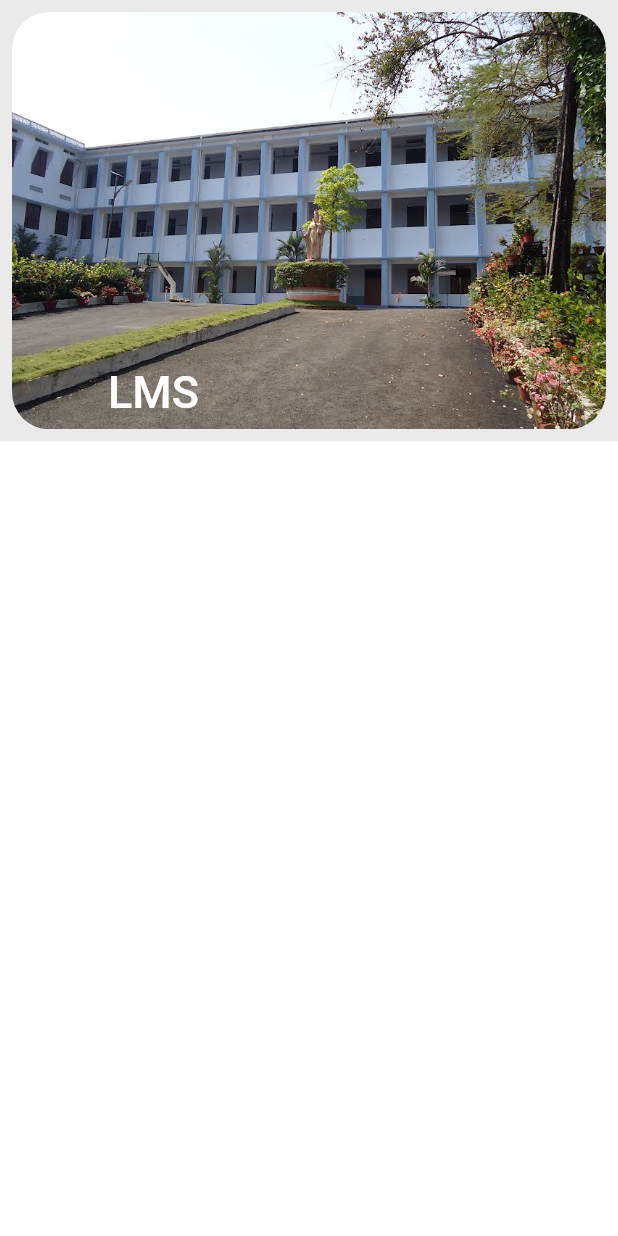
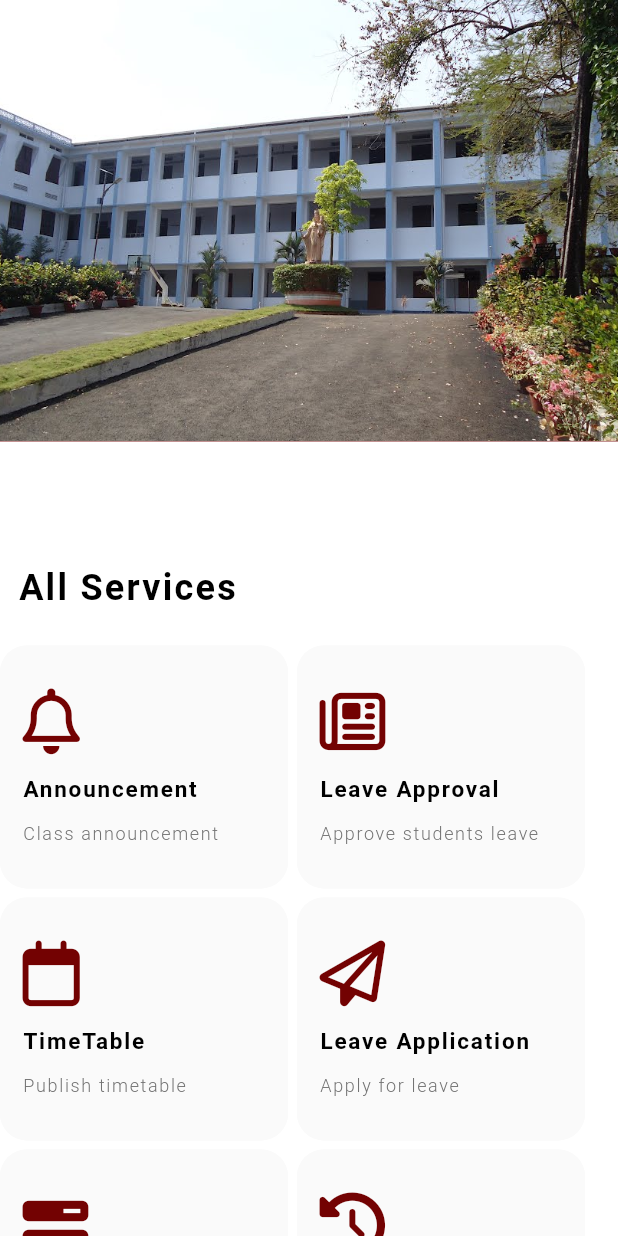
Before and after one commit to curiousTurkey/lm-staff, a Flutter app: the HomeScreen screen opened directly, on a phone screen of 412 x 824 dp. Run offline on Flutter 3.47's test engine with Material 2 defaults, Android fonts, the light colour scheme and no system bars; our stand-ins replace cloud_firestore, dots_indicator, firebase_auth, firebase_core, flutter_spinkit, font_awesome_flutter and 1 more; missing offline and left inert: flutter_initicon; accounts and stored records are empty.

Commit message:
Date Validated

```diff
--- a/lib/AppScreens/HomePage.dart
+++ b/lib/AppScreens/HomePage.dart
@@ -1,9 +1,12 @@
 import 'package:flutter/material.dart';
+import 'package:font_awesome_flutter/font_awesome_flutter.dart';
+import 'package:lms_staff/AppScreens/LeaveApplication.dart';
 import 'package:lms_staff/AppScreens/StaffLogin.dart';
 import 'package:lms_staff/Models/StaffModel.dart';
 import 'package:lms_staff/Resources/StaffAuthMethods.dart';
 import 'package:lms_staff/ReusableUtils/Colors.dart' as color_mode;
 import 'package:lms_staff/ReusableUtils/HeightWidth.dart';
+import 'package:lms_staff/ReusableUtils/HomeScreenContainer/HomeScreenContainer.dart';
 import 'package:lms_staff/ReusableUtils/PageView/PageView.dart';
 import 'package:lms_staff/ReusableUtils/Responsive.dart';
 import 'package:lms_staff/ReusableUtils/Side%20transition.dart';
@@ -42,6 +45,10 @@ class _HomeScreenState extends State<HomeScreen> {
     }
   }
 
+  void applyLeave() {
+    Navigator.push(context, CustomPageRouteSide(child: const LeaveApply()));
+  }
+
   @override
   Widget build(BuildContext context) {
     StaffModel staffModel = Provider.of<StaffProvider>(context).getStaff;
@@ -54,14 +61,13 @@ class _HomeScreenState extends State<HomeScreen> {
           slivers: [
             SliverAppBar(
                 pinned: true,
-                floating: true,
+                floating: false,
                 snap: false,
-                backgroundColor: color_mode.spclColor,
+                backgroundColor: color_mode.secondaryColor2,
                 shadowColor: color_mode.tertiaryColor,
-                elevation: 5,
+                elevation: 2,
                 expandedHeight: getHeight(context) / 2.8,
                 flexibleSpace: const FlexibleSpaceBar(
-                  title: Text("LMS"),
                   background: ScrollPageView(),
                 )),
             SliverToBoxAdapter(
@@ -71,14 +77,74 @@ class _HomeScreenState extends State<HomeScreen> {
                     vertical: screenLayout(30, context)),
               ),
             ),
-            SliverList(delegate: SliverChildBuilderDelegate((BuildContext context, int index){
+            SliverList(
+                delegate: SliverChildBuilderDelegate(
+                    (BuildContext context, int index) {
               return Column(
+                crossAxisAlignment: CrossAxisAlignment.start,
                 children: [
+                  SizedBox(height: screenLayout(80, context),),
+                  Padding(
+                    padding: EdgeInsets.only(left: screenLayout(20, context)),
+                    child: Text(
+                      "All Services",
+                      style: TextStyle(
+                          color: color_mode.tertiaryColor,
+                          fontWeight: FontWeight.bold,
+                          fontSize: screenLayout(40, context),
+                          letterSpacing: 1.5),
+                    ),
+                  ),
+                  SizedBox(
+                    height: screenLayout(40, context),
+                  ),
+                  Wrap(
+                    runSpacing: screenLayout(10, context),
+                    spacing: screenLayout(10, context),
+                    children: [
+                      homeContainer(
+                          context: context,
+                          description: "Class announcement",
+                          heading: "Announcement",
+                          icon: FontAwesomeIcons.bell,
+                          onTap: () {}),
+                      homeContainer(
+                          context: context,
+                          description: "Approve students leave",
+                          heading: "Leave Approval",
+                          icon: FontAwesomeIcons.newspaper,
+                          onTap: () {}),
+                      homeContainer(
+                          context: context,
+                          description: "Publish timetable",
+                          heading: "TimeTable",
+                          icon: FontAwesomeIcons.calendar,
+                          onTap: () {}),
+                      homeContainer(
+                          context: context,
+                          description: "Apply for leave",
+                          heading: "Leave Application",
+                          icon: FontAwesomeIcons.paperPlane,
+                          onTap: applyLeave),
+                      homeContainer(
+                          context: context,
+                          description: "Status of leave",
+                          heading: "Leave Status",
+                          icon: FontAwesomeIcons.barsProgress,
+                          onTap: () {}),
+                      homeContainer(
+                          context: context,
+                          description: "History of leave",
+                          heading: "Leave History",
+                          icon: FontAwesomeIcons.history,
+                          onTap: () {}),
+
+                    ],
+                  ),
+                  SizedBox(height: screenLayout(100, context),),
                 ],
               );
-            },
-              childCount: 1
-            )),
+            }, childCount: 1)),
           ],
         ),
       ),
--- a/lib/AppScreens/LeaveApplication.dart
+++ b/lib/AppScreens/LeaveApplication.dart
@@ -23,8 +23,8 @@ class _LeaveApplyState extends State<LeaveApply> {
   final TextEditingController _reasonController = TextEditingController();
 
   DateTime date = DateTime.now().toLocal();
-  DateTime selectedDate1 = DateTime.now();
-  DateTime selectedDate2 = DateTime.now();
+   DateTime selectedDate1 = DateTime.now().subtract( const Duration(days: 100));
+   DateTime selectedDate2 = DateTime.now().subtract(const Duration(days: 100));
   bool isLoading = false;
   late String fullName;
   late String dept;
@@ -78,8 +78,8 @@ class _LeaveApplyState extends State<LeaveApply> {
     if(picked != null && picked.compareTo(date)>=0){
       setState(() {
         String formattedDate = format.format(picked);
-        var date = DateTime.parse(formattedDate);
-        selectedDate1 = date;
+        var dateFormatted = DateTime.parse(formattedDate);
+        selectedDate1 = dateFormatted;
         print(selectedDate1);
       });
     }
@@ -104,6 +104,8 @@ class _LeaveApplyState extends State<LeaveApply> {
   DropdownMenuItem<String> buildMenuItem(String item) => DropdownMenuItem(value: item, child: Text(item),);
   String selectedSession1 = "Select Session";
   String selectedSession2 = "Select Session";
+
+  var formattedDate = DateFormat('d-MM-yyyy');
     @override
     Widget build(BuildContext context) {
       StaffModel staffModel = Provider.of<StaffProvider>(context).getStaff;
@@ -173,10 +175,15 @@ class _LeaveApplyState extends State<LeaveApply> {
                         color: color_mode.spclColor,
                         borderRadius: BorderRadius.circular(10),
                       ),
-                      child: Text('select Date',
+                      child: (selectedDate1.compareTo(date)>0)?Text(formattedDate.format(selectedDate1).toString(),
                         style: TextStyle(
-                          fontSize: resize.screenLayout(29, context),
-                          color: color_mode.tertiaryColor
+                            fontSize: resize.screenLayout(29, context),
+                            color: color_mode.tertiaryColor
+                        ),
+                      ):Text("Select Date",
+                        style: TextStyle(
+                            fontSize: resize.screenLayout(29, context),
+                            color: color_mode.tertiaryColor
                         ),
                       ),
                     ),
@@ -226,7 +233,12 @@ class _LeaveApplyState extends State<LeaveApply> {
                         color: color_mode.spclColor,
                         borderRadius: BorderRadius.circular(10),
                       ),
-                      child: Text('select Date',
+                      child: (selectedDate2.compareTo(date)>0)?Text(formattedDate.format(selectedDate2).toString(),
+                        style: TextStyle(
+                            fontSize: resize.screenLayout(29, context),
+                            color: color_mode.tertiaryColor
+                        ),
+                      ):Text("Select Date",
                         style: TextStyle(
                             fontSize: resize.screenLayout(29, context),
                             color: color_mode.tertiaryColor
@@ -267,15 +279,20 @@ class _LeaveApplyState extends State<LeaveApply> {
                 width: double.infinity,
                 child: FloatingActionButton(
                   onPressed: () {
+                    print(selectedDate1.compareTo(date));
+                    print(selectedDate2.compareTo(date));
                     if(
                     _subjectController.text.isNotEmpty ||
                     _reasonController.text.isNotEmpty ||
-                    selectedDate1.compareTo(date)<=0 ||
-                    selectedDate2.compareTo(date)<=0 ||
                     selectedSession1 != "Select Session" ||
                     selectedSession2 != "Select Session"
                     ){
-                      applyLeave();
+                      if(selectedDate1.compareTo(date)>0 && selectedDate2.compareTo(date)>0) {
+                        applyLeave();
+                      }
+                      else{
+                        snackBar(content: 'Provide valid date', duration: 1500, context: context);
+                      }
                     }
                     else{
                       snackBar(content: 'Please provide all fields.', duration: 1500, context: context);
--- /dev/null
+++ b/lib/ReusableUtils/HomeScreenContainer/HomeScreenContainer.dart
@@ -0,0 +1,57 @@
+import 'package:flutter/material.dart';
+import 'package:font_awesome_flutter/font_awesome_flutter.dart';
+import 'package:lms_staff/ReusableUtils/Colors.dart' as color_mode;
+import 'package:lms_staff/ReusableUtils/Responsive.dart';
+
+  InkWell homeContainer({
+    required BuildContext context,
+    required String description,
+    required String heading,
+    required IconData icon,
+    required VoidCallback onTap,
+  }) {
+    return InkWell(
+      customBorder: RoundedRectangleBorder(
+          borderRadius: BorderRadius.circular(
+              screenLayout(30, context))),
+      splashColor: color_mode.secondaryColor2.withOpacity(1),
+      onTap: onTap,
+      child: Container(
+          height: screenLayout(270, context),
+          width: screenLayout(320, context),
+          decoration: BoxDecoration(
+            boxShadow: [BoxShadow(color: color_mode.spclColor.withOpacity(.5))],
+            borderRadius: BorderRadius.circular(
+                screenLayout(30, context)),
+            color: color_mode.primaryColor.withOpacity(.5),
+          ),
+          child: Padding(
+            padding: EdgeInsets.all(screenLayout(25,context)),
+            child: Column(
+              crossAxisAlignment: CrossAxisAlignment.start,
+              mainAxisAlignment: MainAxisAlignment.spaceEvenly,
+              children: [
+                FaIcon(icon,color: color_mode.secondaryColor2,size: screenLayout(73, context),),
+                Text(heading,
+                  style: TextStyle(
+                    fontSize: screenLayout(25,context),
+                    fontWeight: FontWeight.w700,
+                    letterSpacing: 1.2,
+                    color: color_mode.tertiaryColor,
+                  ),
+                ),
+
+                Text(description,
+                  style: TextStyle(
+                    fontSize: screenLayout(20,context),
+                    fontWeight: FontWeight.w300,
+                    letterSpacing: 1.1,
+                    color: color_mode.unImportant,
+                  ),
+                ),
+              ],
+            ),
+          )
+      ),
+    );
+  }
--- a/lib/ReusableUtils/PageView/PageView.dart
+++ b/lib/ReusableUtils/PageView/PageView.dart
@@ -54,14 +54,14 @@ class _ScrollPageViewState extends State<ScrollPageView> {
   @override
   Widget build(BuildContext context) {
     return Padding(
-      padding: const EdgeInsets.all(8.0),
+      padding: EdgeInsets.zero,
       child: PageView(
         controller: _pageController,
         children: [
           Container(
             padding: EdgeInsets.zero,
             decoration: BoxDecoration(
-              borderRadius: BorderRadius.circular(25),
+              borderRadius: BorderRadius.circular(0),
               image: DecorationImage(
                 image: AssetImage(listImages[0]),
                 fit: BoxFit.cover
@@ -74,7 +74,7 @@ class _ScrollPageViewState extends State<ScrollPageView> {
           ),
           Container(
             decoration: BoxDecoration(
-              borderRadius: BorderRadius.circular(25),
+              borderRadius: BorderRadius.circular(0),
               image: DecorationImage(
                   image: AssetImage(listImages[1]),
                   fit: BoxFit.cover
@@ -87,7 +87,7 @@ class _ScrollPageViewState extends State<ScrollPageView> {
           ),
             Container(
             decoration: BoxDecoration(
-              borderRadius: BorderRadius.circular(25),
+              borderRadius: BorderRadius.circular(0),
               image: DecorationImage(
                   image: AssetImage(listImages[2]),
                   fit: BoxFit.cover
@@ -99,7 +99,7 @@ class _ScrollPageViewState extends State<ScrollPageView> {
           ),),
           Container(
             decoration: BoxDecoration(
-              borderRadius: BorderRadius.circular(25),
+              borderRadius: BorderRadius.circular(0),
               image: DecorationImage(
                   image: AssetImage(listImages[3]),
                   fit: BoxFit.cover
@@ -111,7 +111,7 @@ class _ScrollPageViewState extends State<ScrollPageView> {
           ),),
           Container(
             decoration: BoxDecoration(
-              borderRadius: BorderRadius.circular(25),
+              borderRadius: BorderRadius.circular(0),
               image: DecorationImage(
                   image: AssetImage(listImages[4]),
                   fit: BoxFit.cover
--- a/lib/main.dart
+++ b/lib/main.dart
@@ -4,6 +4,7 @@ import 'package:flutter/material.dart';
 import 'package:flutter/services.dart';
 import 'package:lms_staff/AppScreens/SplashScreen.dart';
 import 'package:lms_staff/AppScreens/StaffLogin.dart';
+import 'package:lms_staff/ReusableUtils/Colors.dart';
 import 'package:lms_staff/Staff%20Provider/StaffProvider.dart';
 import 'package:provider/provider.dart';
 
```
